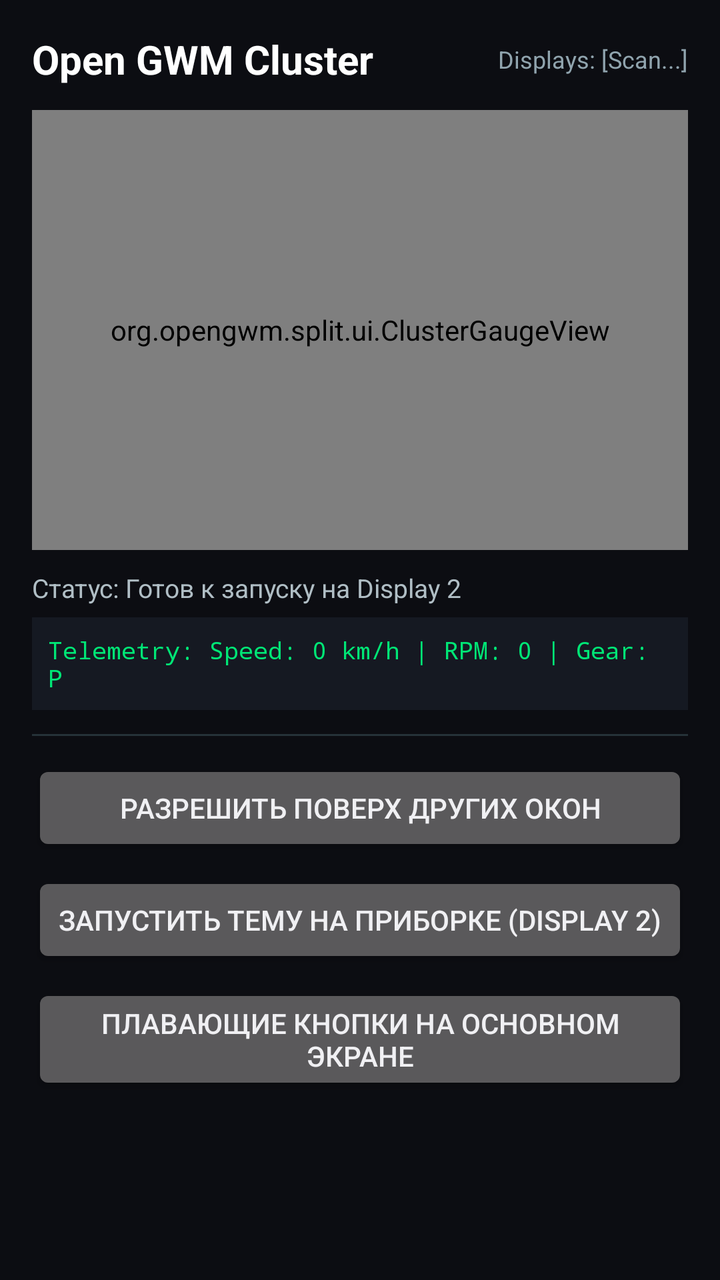
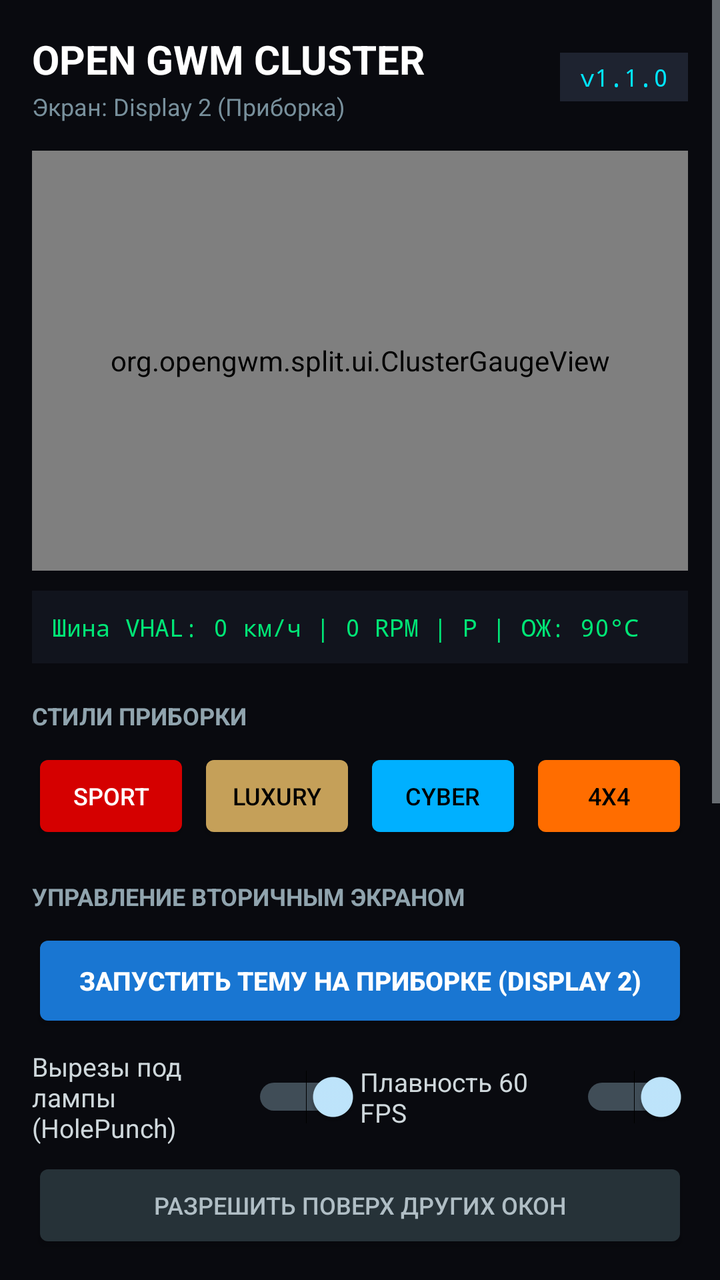

Screens rendered from an Android XML layout before and after an edit, with the pre-edit source and the edit as a unified diff.
<!-- AndroidManifest.xml: application theme Theme.OpenGwmSplit -->
<!-- res/layout/activity_main.xml -->
<?xml version="1.0" encoding="utf-8"?>
<LinearLayout xmlns:android="http://schemas.android.com/apk/res/android"
    android:layout_width="match_parent"
    android:layout_height="match_parent"
    android:background="#0C0D12"
    android:orientation="vertical"
    android:padding="16dp">

    
    <LinearLayout
        android:layout_width="match_parent"
        android:layout_height="wrap_content"
        android:orientation="horizontal"
        android:gravity="center_vertical">

        <TextView
            android:layout_width="0dp"
            android:layout_height="wrap_content"
            android:layout_weight="1"
            android:text="Open GWM Cluster"
            android:textColor="#FFFFFF"
            android:textSize="20sp"
            android:textStyle="bold" />

        <TextView
            android:id="@+id/tvDisplayList"
            android:layout_width="wrap_content"
            android:layout_height="wrap_content"
            android:text="Displays: [Scan...]"
            android:textColor="#90A4AE"
            android:textSize="12sp" />
    </LinearLayout>

    
    <org.opengwm.split.ui.ClusterGaugeView
        android:id="@+id/gaugePreview"
        android:layout_width="match_parent"
        android:layout_height="220dp"
        android:layout_marginTop="12dp"
        android:background="#050608" />

    
    <TextView
        android:id="@+id/tvStatus"
        android:layout_width="match_parent"
        android:layout_height="wrap_content"
        android:layout_marginTop="10dp"
        android:text="Статус: Готов к запуску на Display 2"
        android:textColor="#B0BEC5"
        android:textSize="13sp" />

    <TextView
        android:id="@+id/tvVehicleTelemetry"
        android:layout_width="match_parent"
        android:layout_height="wrap_content"
        android:layout_marginTop="6dp"
        android:background="#151922"
        android:padding="8dp"
        android:text="Telemetry: Speed: 0 km/h | RPM: 0 | Gear: P"
        android:textColor="#00E676"
        android:fontFamily="monospace"
        android:textSize="12sp" />

    <View
        android:layout_width="match_parent"
        android:layout_height="1dp"
        android:layout_marginVertical="12dp"
        android:background="#263238" />

    
    <Button
        android:id="@+id/btnGrantOverlay"
        android:layout_width="match_parent"
        android:layout_height="wrap_content"
        android:text="@string/btn_grant_overlay" />

    <Button
        android:id="@+id/btnToggleCluster"
        android:layout_width="match_parent"
        android:layout_height="wrap_content"
        android:layout_marginTop="8dp"
        android:text="Запустить тему на приборке (Display 2)" />

    <Button
        android:id="@+id/btnToggleControls"
        android:layout_width="match_parent"
        android:layout_height="wrap_content"
        android:layout_marginTop="8dp"
        android:text="Плавающие кнопки на основном экране" />

</LinearLayout>
<!-- resources referenced by this layout -->
<resources>
  <string name="btn_grant_overlay">Разрешить поверх других окон</string>
  <style name="Theme.OpenGwmSplit" parent="@android:style/Theme.DeviceDefault.NoActionBar">
          <item name="android:statusBarColor">@color/black</item>
      </style>
  <color name="black">#FF000000</color>
</resources>

<!-- the commit's change to res/layout/activity_main.xml (unified diff, before → after) -->
@@ -1,91 +1,350 @@
 <?xml version="1.0" encoding="utf-8"?>
-<LinearLayout xmlns:android="http://schemas.android.com/apk/res/android"
+<ScrollView xmlns:android="http://schemas.android.com/apk/res/android"
     android:layout_width="match_parent"
     android:layout_height="match_parent"
-    android:background="#0C0D12"
-    android:orientation="vertical"
-    android:padding="16dp">
-
-    
+    android:background="#090A0F"
+    android:fillViewport="true">
+
     <LinearLayout
         android:layout_width="match_parent"
         android:layout_height="wrap_content"
-        android:orientation="horizontal"
-        android:gravity="center_vertical">
-
+        android:orientation="vertical"
+        android:padding="16dp">
+
+        
+        <LinearLayout
+            android:layout_width="match_parent"
+            android:layout_height="wrap_content"
+            android:gravity="center_vertical"
+            android:orientation="horizontal">
+
+            <LinearLayout
+                android:layout_width="0dp"
+                android:layout_height="wrap_content"
+                android:layout_weight="1"
+                android:orientation="vertical">
+
+                <TextView
+                    android:layout_width="wrap_content"
+                    android:layout_height="wrap_content"
+                    android:text="OPEN GWM CLUSTER"
+                    android:textColor="#FFFFFF"
+                    android:textSize="20sp"
+                    android:textStyle="bold" />
+
+                <TextView
+                    android:id="@+id/tvDisplayList"
+                    android:layout_width="wrap_content"
+                    android:layout_height="wrap_content"
+                    android:layout_marginTop="2dp"
+                    android:text="Экран: Display 2 (Приборка)"
+                    android:textColor="#78909C"
+                    android:textSize="12sp" />
+            </LinearLayout>
+
+            <TextView
+                android:id="@+id/tvVersionChip"
+                android:layout_width="wrap_content"
+                android:layout_height="wrap_content"
+                android:background="#1E2330"
+                android:paddingHorizontal="10dp"
+                android:paddingVertical="4dp"
+                android:text="v1.1.0"
+                android:textColor="#00E5FF"
+                android:fontFamily="monospace"
+                android:textSize="12sp" />
+        </LinearLayout>
+
+        
+        <FrameLayout
+            android:layout_width="match_parent"
+            android:layout_height="210dp"
+            android:layout_marginTop="14dp"
+            android:background="#050608">
+
+            <org.opengwm.split.ui.ClusterGaugeView
+                android:id="@+id/gaugePreview"
+                android:layout_width="match_parent"
+                android:layout_height="match_parent" />
+        </FrameLayout>
+
+        
         <TextView
-            android:layout_width="0dp"
-            android:layout_height="wrap_content"
-            android:layout_weight="1"
-            android:text="Open GWM Cluster"
+            android:id="@+id/tvVehicleTelemetry"
+            android:layout_width="match_parent"
+            android:layout_height="wrap_content"
+            android:layout_marginTop="10dp"
+            android:background="#11141D"
+            android:padding="10dp"
+            android:text="Шина VHAL: 0 км/ч | 0 RPM | P | ОЖ: 90°C"
+            android:textColor="#00E676"
+            android:fontFamily="monospace"
+            android:textSize="12sp" />
+
+        
+        <TextView
+            android:layout_width="wrap_content"
+            android:layout_height="wrap_content"
+            android:layout_marginTop="18dp"
+            android:text="СТИЛИ ПРИБОРКИ"
+            android:textColor="#90A4AE"
+            android:textSize="12sp"
+            android:textStyle="bold" />
+
+        <LinearLayout
+            android:layout_width="match_parent"
+            android:layout_height="wrap_content"
+            android:layout_marginTop="8dp"
+            android:orientation="horizontal">
+
+            <Button
+                android:id="@+id/btnThemeSport"
+                android:layout_width="0dp"
+                android:layout_height="wrap_content"
+                android:layout_weight="1"
+                android:layout_marginEnd="4dp"
+                android:backgroundTint="#D50000"
+                android:text="SPORT"
+                android:textColor="#FFFFFF"
+                android:textSize="12sp" />
+
+            <Button
+                android:id="@+id/btnThemeLuxury"
+                android:layout_width="0dp"
+                android:layout_height="wrap_content"
+                android:layout_weight="1"
+                android:layout_marginEnd="4dp"
+                android:backgroundTint="#C5A059"
+                android:text="LUXURY"
+                android:textColor="#000000"
+                android:textSize="12sp" />
+
+            <Button
+                android:id="@+id/btnThemeCyber"
+                android:layout_width="0dp"
+                android:layout_height="wrap_content"
+                android:layout_weight="1"
+                android:layout_marginEnd="4dp"
+                android:backgroundTint="#00B0FF"
+                android:text="CYBER"
+                android:textColor="#000000"
+                android:textSize="12sp" />
+
+            <Button
+                android:id="@+id/btnThemeOffroad"
+                android:layout_width="0dp"
+                android:layout_height="wrap_content"
+                android:layout_weight="1"
+                android:backgroundTint="#FF6D00"
+                android:text="4X4"
+                android:textColor="#000000"
+                android:textSize="12sp" />
+        </LinearLayout>
+
+        
+        <TextView
+            android:layout_width="wrap_content"
+            android:layout_height="wrap_content"
+            android:layout_marginTop="18dp"
+            android:text="УПРАВЛЕНИЕ ВТОРИЧНЫМ ЭКРАНОМ"
+            android:textColor="#90A4AE"
+            android:textSize="12sp"
+            android:textStyle="bold" />
+
+        <Button
+            android:id="@+id/btnToggleCluster"
+            android:layout_width="match_parent"
+            android:layout_height="52dp"
+            android:layout_marginTop="8dp"
+            android:backgroundTint="#1976D2"
+            android:text="ЗАПУСТИТЬ ТЕМУ НА ПРИБОРКЕ (DISPLAY 2)"
             android:textColor="#FFFFFF"
-            android:textSize="20sp"
+            android:textSize="13sp"
             android:textStyle="bold" />
 
+        <LinearLayout
+            android:layout_width="match_parent"
+            android:layout_height="wrap_content"
+            android:layout_marginTop="8dp"
+            android:orientation="horizontal"
+            android:gravity="center_vertical">
+
+            <Switch
+                android:id="@+id/switchHolePunch"
+                android:layout_width="0dp"
+                android:layout_height="wrap_content"
+                android:layout_weight="1"
+                android:checked="true"
+                android:text="Вырезы под лампы (HolePunch)"
+                android:textColor="#CFD8DC"
+                android:textSize="13sp" />
+
+            <Switch
+                android:id="@+id/switchSmoothing"
+                android:layout_width="0dp"
+                android:layout_height="wrap_content"
+                android:layout_weight="1"
+                android:checked="true"
+                android:text="Плавность 60 FPS"
+                android:textColor="#CFD8DC"
+                android:textSize="13sp" />
+        </LinearLayout>
+
+        <Button
+            android:id="@+id/btnGrantOverlay"
+            android:layout_width="match_parent"
+            android:layout_height="wrap_content"
+            android:layout_marginTop="6dp"
+            android:backgroundTint="#263238"
+            android:text="@string/btn_grant_overlay"
+            android:textColor="#B0BEC5"
+            android:textSize="12sp" />
+
+        
+        <LinearLayout
+            android:layout_width="match_parent"
+            android:layout_height="wrap_content"
+            android:layout_marginTop="18dp"
+            android:background="#121620"
+            android:orientation="vertical"
+            android:padding="14dp">
+
+            <LinearLayout
+                android:layout_width="match_parent"
+                android:layout_height="wrap_content"
+                android:gravity="center_vertical"
+                android:orientation="horizontal">
+
+                <TextView
+                    android:layout_width="0dp"
+                    android:layout_height="wrap_content"
+                    android:layout_weight="1"
+                    android:text="СИМУЛЯТОР ТЕЛЕМЕТРИИ (ДЕМО)"
+                    android:textColor="#00E5FF"
+                    android:textSize="13sp"
+                    android:textStyle="bold" />
+
+                <Switch
+                    android:id="@+id/switchDemoMode"
+                    android:layout_width="wrap_content"
+                    android:layout_height="wrap_content" />
+            </LinearLayout>
+
+            <Button
+                android:id="@+id/btnAutoSweep"
+                android:layout_width="match_parent"
+                android:layout_height="wrap_content"
+                android:layout_marginTop="8dp"
+                android:backgroundTint="#00C853"
+                android:text="АВТОМАТИЧЕСКИЙ РАЗГОН (0 ➔ 160 КМ/Ч)"
+                android:textColor="#FFFFFF"
+                android:textSize="12sp" />
+
+            
+            <TextView
+                android:id="@+id/tvDemoSpeedLabel"
+                android:layout_width="wrap_content"
+                android:layout_height="wrap_content"
+                android:layout_marginTop="10dp"
+                android:text="Скорость: 0 км/ч"
+                android:textColor="#ECEFF1"
+                android:textSize="12sp" />
+
+            <SeekBar
+                android:id="@+id/sbSpeed"
+                android:layout_width="match_parent"
+                android:layout_height="wrap_content"
+                android:max="240"
+                android:progress="0" />
+
+            
+            <TextView
+                android:id="@+id/tvDemoRpmLabel"
+                android:layout_width="wrap_content"
+                android:layout_height="wrap_content"
+                android:layout_marginTop="6dp"
+                android:text="Обороты: 0 RPM"
+                android:textColor="#ECEFF1"
+                android:textSize="12sp" />
+
+            <SeekBar
+                android:id="@+id/sbRpm"
+                android:layout_width="match_parent"
+                android:layout_height="wrap_content"
+                android:max="8000"
+                android:progress="0" />
+
+            
+            <TextView
+                android:layout_width="wrap_content"
+                android:layout_height="wrap_content"
+                android:layout_marginTop="10dp"
+                android:text="Передача АКПП Tank (9 передач):"
+                android:textColor="#90A4AE"
+                android:textSize="11sp" />
+
+            <HorizontalScrollView
+                android:layout_width="match_parent"
+                android:layout_height="wrap_content"
+                android:layout_marginTop="4dp">
+
+                <LinearLayout
+                    android:id="@+id/layoutGears"
+                    android:layout_width="wrap_content"
+                    android:layout_height="wrap_content"
+                    android:orientation="horizontal">
+
+                    <Button android:id="@+id/btnGearP" android:layout_width="50dp" android:layout_height="38dp" android:text="P" android:textSize="11sp" android:backgroundTint="#37474F" />
+                    <Button android:id="@+id/btnGearR" android:layout_width="50dp" android:layout_height="38dp" android:layout_marginStart="4dp" android:text="R" android:textSize="11sp" android:backgroundTint="#37474F" />
+                    <Button android:id="@+id/btnGearN" android:layout_width="50dp" android:layout_height="38dp" android:layout_marginStart="4dp" android:text="N" android:textSize="11sp" android:backgroundTint="#37474F" />
+                    <Button android:id="@+id/btnGearD1" android:layout_width="50dp" android:layout_height="38dp" android:layout_marginStart="4dp" android:text="D1" android:textSize="11sp" android:backgroundTint="#37474F" />
+                    <Button android:id="@+id/btnGearD2" android:layout_width="50dp" android:layout_height="38dp" android:layout_marginStart="4dp" android:text="D2" android:textSize="11sp" android:backgroundTint="#37474F" />
+                    <Button android:id="@+id/btnGearD3" android:layout_width="50dp" android:layout_height="38dp" android:layout_marginStart="4dp" android:text="D3" android:textSize="11sp" android:backgroundTint="#37474F" />
+                    <Button android:id="@+id/btnGearD4" android:layout_width="50dp" android:layout_height="38dp" android:layout_marginStart="4dp" android:text="D4" android:textSize="11sp" android:backgroundTint="#37474F" />
+                    <Button android:id="@+id/btnGearD5" android:layout_width="50dp" android:layout_height="38dp" android:layout_marginStart="4dp" android:text="D5" android:textSize="11sp" android:backgroundTint="#37474F" />
+                    <Button android:id="@+id/btnGearD6" android:layout_width="50dp" android:layout_height="38dp" android:layout_marginStart="4dp" android:text="D6" android:textSize="11sp" android:backgroundTint="#37474F" />
+                    <Button android:id="@+id/btnGearD7" android:layout_width="50dp" android:layout_height="38dp" android:layout_marginStart="4dp" android:text="D7" android:textSize="11sp" android:backgroundTint="#37474F" />
+                    <Button android:id="@+id/btnGearD8" android:layout_width="50dp" android:layout_height="38dp" android:layout_marginStart="4dp" android:text="D8" android:textSize="11sp" android:backgroundTint="#37474F" />
+                    <Button android:id="@+id/btnGearD9" android:layout_width="50dp" android:layout_height="38dp" android:layout_marginStart="4dp" android:text="D9" android:textSize="11sp" android:backgroundTint="#37474F" />
+                </LinearLayout>
+            </HorizontalScrollView>
+
+            
+            <TextView
+                android:layout_width="wrap_content"
+                android:layout_height="wrap_content"
+                android:layout_marginTop="10dp"
+                android:text="Режим привода 4x4:"
+                android:textColor="#90A4AE"
+                android:textSize="11sp" />
+
+            <HorizontalScrollView
+                android:layout_width="match_parent"
+                android:layout_height="wrap_content"
+                android:layout_marginTop="4dp">
+
+                <LinearLayout
+                    android:layout_width="wrap_content"
+                    android:layout_height="wrap_content"
+                    android:orientation="horizontal">
+
+                    <Button android:id="@+id/btnModeStandard" android:layout_width="wrap_content" android:layout_height="38dp" android:text="STANDARD 4H" android:textSize="11sp" android:backgroundTint="#37474F" />
+                    <Button android:id="@+id/btnModeSport" android:layout_width="wrap_content" android:layout_height="38dp" android:layout_marginStart="4dp" android:text="SPORT+ 4H" android:textSize="11sp" android:backgroundTint="#37474F" />
+                    <Button android:id="@+id/btnMode4L" android:layout_width="wrap_content" android:layout_height="38dp" android:layout_marginStart="4dp" android:text="4L ROCK CRAWL" android:textSize="11sp" android:backgroundTint="#37474F" />
+                    <Button android:id="@+id/btnModeEco" android:layout_width="wrap_content" android:layout_height="38dp" android:layout_marginStart="4dp" android:text="ECO HYBRID" android:textSize="11sp" android:backgroundTint="#37474F" />
+                    <Button android:id="@+id/btnModeMud" android:layout_width="wrap_content" android:layout_height="38dp" android:layout_marginStart="4dp" android:text="MUD / SAND" android:textSize="11sp" android:backgroundTint="#37474F" />
+                </LinearLayout>
+            </HorizontalScrollView>
+        </LinearLayout>
+
         <TextView
-            android:id="@+id/tvDisplayList"
-            android:layout_width="wrap_content"
-            android:layout_height="wrap_content"
-            android:text="Displays: [Scan...]"
+            android:id="@+id/tvStatus"
+            android:layout_width="match_parent"
+            android:layout_height="wrap_content"
+            android:layout_marginTop="14dp"
+            android:text="Готов к работе. Выберите тему для предпросмотра."
             android:textColor="#90A4AE"
             android:textSize="12sp" />
+
     </LinearLayout>
-
-    
-    <org.opengwm.split.ui.ClusterGaugeView
-        android:id="@+id/gaugePreview"
-        android:layout_width="match_parent"
-        android:layout_height="220dp"
-        android:layout_marginTop="12dp"
-        android:background="#050608" />
-
-    
-    <TextView
-        android:id="@+id/tvStatus"
-        android:layout_width="match_parent"
-        android:layout_height="wrap_content"
-        android:layout_marginTop="10dp"
-        android:text="Статус: Готов к запуску на Display 2"
-        android:textColor="#B0BEC5"
-        android:textSize="13sp" />
-
-    <TextView
-        android:id="@+id/tvVehicleTelemetry"
-        android:layout_width="match_parent"
-        android:layout_height="wrap_content"
-        android:layout_marginTop="6dp"
-        android:background="#151922"
-        android:padding="8dp"
-        android:text="Telemetry: Speed: 0 km/h | RPM: 0 | Gear: P"
-        android:textColor="#00E676"
-        android:fontFamily="monospace"
-        android:textSize="12sp" />
-
-    <View
-        android:layout_width="match_parent"
-        android:layout_height="1dp"
-        android:layout_marginVertical="12dp"
-        android:background="#263238" />
-
-    
-    <Button
-        android:id="@+id/btnGrantOverlay"
-        android:layout_width="match_parent"
-        android:layout_height="wrap_content"
-        android:text="@string/btn_grant_overlay" />
-
-    <Button
-        android:id="@+id/btnToggleCluster"
-        android:layout_width="match_parent"
-        android:layout_height="wrap_content"
-        android:layout_marginTop="8dp"
-        android:text="Запустить тему на приборке (Display 2)" />
-
-    <Button
-        android:id="@+id/btnToggleControls"
-        android:layout_width="match_parent"
-        android:layout_height="wrap_content"
-        android:layout_marginTop="8dp"
-        android:text="Плавающие кнопки на основном экране" />
-
-</LinearLayout>
+</ScrollView>
